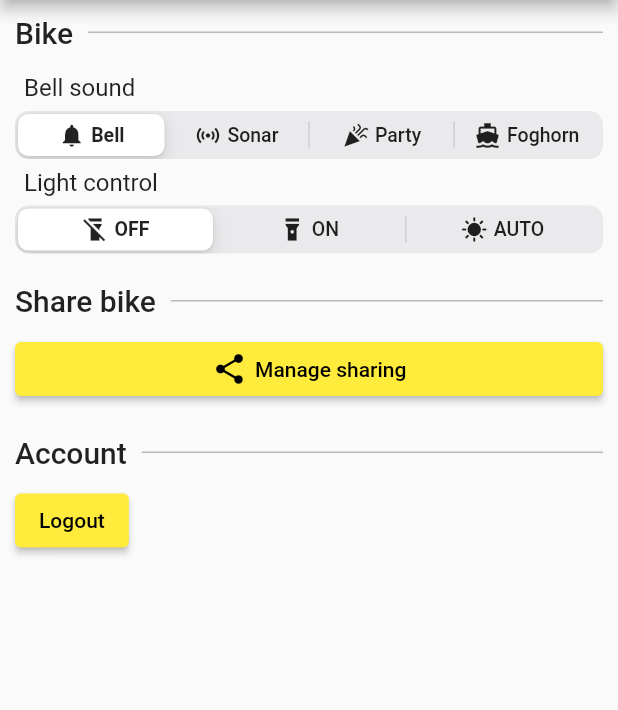
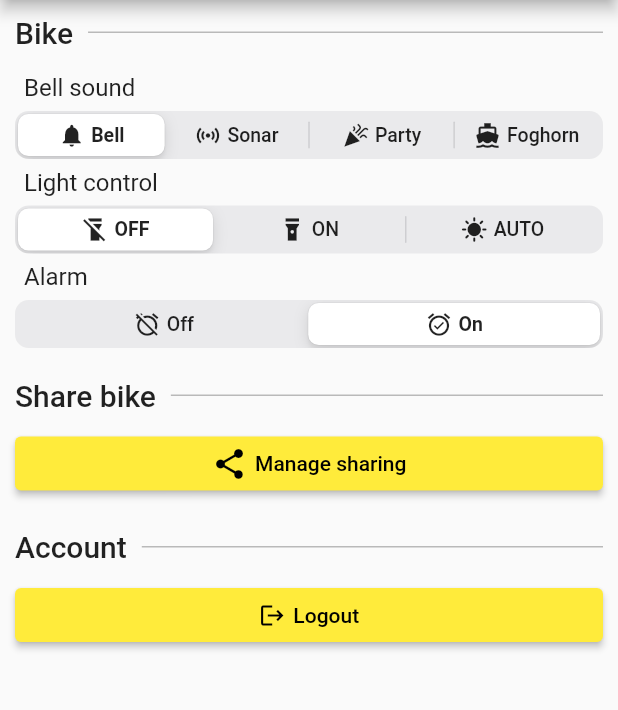
Before and after one commit to mjarkk/vanmoof-web-controller, a Flutter app: the Settings screen opened directly with empty values, on a phone screen of 412 x 824 dp, the part 84-794 px from its top. Run offline on Flutter 3.47's test engine with Material 2 defaults, Android fonts, the phone set to English and light mode, and no system bars; drawn by our look-alikes of modal_bottom_sheet; our stand-ins replace dio, email_validator, flutter_blue_plus, flutter_secure_storage, hex, hive and 1 more; missing offline and left inert: pointycastle; accounts and stored records are empty.

Commit message:
Add ui for alarm setting

```diff
--- a/app/lib/bike/bike.dart
+++ b/app/lib/bike/bike.dart
@@ -1,6 +1,7 @@
 import 'package:flutter/material.dart';
 import 'package:mooovy/bike/models.dart';
 import 'package:hive/hive.dart';
+import 'package:provider/provider.dart';
 
 part 'bike.g.dart';
 
@@ -20,7 +21,8 @@ class Bike {
         battery = BikeBatteryState(),
         info = BikeInfo(),
         bell = BikeBellState(),
-        light = BikeLightState();
+        light = BikeLightState(),
+        alarm = BikeAlarmState();
 
   @HiveField(0)
   final int id;
@@ -51,6 +53,18 @@ class Bike {
   final BikeInfo info;
   final BikeBellState bell;
   final BikeLightState light;
+  final BikeAlarmState alarm;
+  injectState(Widget child) {
+    Widget resp = child;
+    resp = ListenToChanges(power, child);
+    resp = ListenToChanges(lock, resp);
+    resp = ListenToChanges(battery, resp);
+    resp = ListenToChanges(info, resp);
+    resp = ListenToChanges(bell, resp);
+    resp = ListenToChanges(light, resp);
+    resp = ListenToChanges(alarm, resp);
+    return resp;
+  }
 
   List<String> get bluetoothName {
     final bleNameSuffix = macAddress.replaceAll(':', '');
@@ -95,6 +109,7 @@ abstract class BikeConnection {
   Future<PowerLevel> setPowerLvl(PowerLevel lvl);
   Future<BellSound> setBellSound(BellSound sound);
   Future<LightState> setLightState(LightState state);
+  Future<bool> setAlarmState(bool state);
   Future<void> unlock();
 }
 
--- a/app/lib/bike/dummy.dart
+++ b/app/lib/bike/dummy.dart
@@ -33,4 +33,10 @@ class DummyBikeConnection implements BikeConnection {
     bike.light.lightState = state;
     return state;
   }
+
+  @override
+  Future<bool> setAlarmState(bool state) async {
+    bike.alarm.alarmState = state;
+    return state;
+  }
 }
--- a/app/lib/bike/models.dart
+++ b/app/lib/bike/models.dart
@@ -2,28 +2,36 @@ import 'package:flutter/material.dart';
 import 'package:provider/provider.dart';
 import 'package:mooovy/bike/bike.dart';
 
-class ListenToBikeState extends StatelessWidget {
-  const ListenToBikeState({required this.bike, required this.child, super.key});
+class ListenToChanges<T extends ChangeNotifier?> extends StatelessWidget {
+  const ListenToChanges(this.value, this.child, {super.key});
 
-  final Bike bike;
+  final T value;
   final Widget child;
 
   @override
   Widget build(BuildContext context) {
-    return ChangeNotifierProvider.value(
-        value: bike.power,
-        child: ChangeNotifierProvider.value(
-            value: bike.lock,
-            child: ChangeNotifierProvider.value(
-                value: bike.battery,
-                child: ChangeNotifierProvider.value(
-                    value: bike.bell,
-                    child: ChangeNotifierProvider.value(
-                      value: bike.light,
-                      child: child,
-                    )))));
+    return ChangeNotifierProvider.value(value: value, child: child);
   }
 }
+
+// class ListenToBikeState extends StatelessWidget {
+//   const ListenToBikeState({required this.bike, required this.child, super.key});
+
+//   final Bike bike;
+//   final Widget child;
+
+//   @override
+//   Widget build(BuildContext context) {
+//     Widget resp = ListenToChanges(bike.power, child);
+//     resp = ListenToChanges(bike.lock, resp);
+//     resp = ListenToChanges(bike.battery, resp);
+//     resp = ListenToChanges(bike.info, resp);
+//     resp = ListenToChanges(bike.bell, resp);
+//     resp = ListenToChanges(bike.light, resp);
+//     resp = ListenToChanges(bike.alarm, resp);
+//     return resp;
+//   }
+// }
 
 class BikePowerState extends ChangeNotifier {
   SpeedLimit _speedLimit = SpeedLimit.eu;
@@ -85,6 +93,15 @@ class BikeLightState extends ChangeNotifier {
   }
 }
 
+class BikeAlarmState extends ChangeNotifier {
+  bool _alarm = true;
+  bool get alarm => _alarm;
+  set alarmState(bool value) {
+    _alarm = value;
+    notifyListeners();
+  }
+}
+
 class BikeInfo extends ChangeNotifier {
   List<int> _version = [1, 8, 0];
   List<int> get version => _version;
--- a/app/lib/bike/real.dart
+++ b/app/lib/bike/real.dart
@@ -304,11 +304,17 @@ class RealBikeConnection implements BikeConnection {
   }
 
   Future<LightState> bltReadLightState() async {
-    await bltReadAndDecrypt(lightMode!);
     final value = await bltReadAndDecrypt(lightMode!);
     final parsedState = _lightStateToEnum(value.isEmpty ? 0x0 : value[0]);
     bike.light.lightState = parsedState;
     return parsedState;
+  }
+
+  @override
+  Future<bool> setAlarmState(bool state) async {
+    // TODO
+    bike.alarm.alarmState = state;
+    return state;
   }
 }
 
--- a/app/lib/routes/home.dart
+++ b/app/lib/routes/home.dart
@@ -120,9 +120,7 @@ class _HomeState extends State<Home> {
       overlayStyle: SystemUiOverlayStyle.dark,
       body: Scaffold(
         body: SafeArea(
-          child: ListenToBikeState(
-            bike: selectedBike,
-            child: Column(
+          child: selectedBike.injectState(Column(
             children: [
               BikesView(
                 bikes: bikes,
@@ -131,8 +129,7 @@ class _HomeState extends State<Home> {
               ),
               Controls(selectedBike),
             ],
-            ),
-          ),
+          )),
         ),
       ),
     );
--- a/app/lib/routes/settings.dart
+++ b/app/lib/routes/settings.dart
@@ -28,27 +28,13 @@ class Settings extends StatelessWidget {
           title: const Text('Settings'),
         );
 
-  logout(context) async {
-    removeApiTokens();
-    final navigator = Navigator.of(context);
-    while (true) {
-      final popped = await navigator.maybePop();
-      if (!popped) {
-        break;
-      }
-    }
-    navigator.popAndPushNamed('/login');
-  }
-
   @override
   Widget build(BuildContext context) {
     return CupertinoScaffold(
       overlayStyle: SystemUiOverlayStyle.dark,
       body: Scaffold(
         appBar: buildAppBar(context),
-        body: ListenToBikeState(
-          bike: bike,
-          child: SafeArea(
+        body: bike.injectState(SafeArea(
           child: Column(
             children: [
               Section(
@@ -56,26 +42,20 @@ class Settings extends StatelessWidget {
                 children: [
                   BellSoundControl(bike),
                   LightStateControl(bike),
+                  AlarmControl(bike),
                 ],
               ),
               Section(
                 title: 'Share bike',
-                  children: [
-                    ShareBikeControl(bike),
-                  ],
+                children: [ShareBikeControl(bike)],
               ),
-                Section(
+              const Section(
                 title: 'Account',
-                  children: [
-                    ElevatedButton(
-                        onPressed: () => logout(context),
-                        child: const Text('Logout')),
-                  ],
+                children: [LogoutButton()],
               ),
             ],
           ),
-          ),
-        ),
+        )),
       ),
     );
   }
@@ -206,3 +186,102 @@ class LightStateControl extends StatelessWidget {
     );
   }
 }
+
+class AlarmOption extends StatelessWidget {
+  const AlarmOption(this.icon, this.text, {super.key});
+
+  final IconData icon;
+  final String text;
+
+  @override
+  Widget build(BuildContext context) {
+    return Row(
+      mainAxisAlignment: MainAxisAlignment.center,
+      children: [
+        Padding(
+          padding: const EdgeInsets.only(right: 4),
+          child: Icon(icon, size: 18),
+        ),
+        Text(text)
+      ],
+    );
+  }
+}
+
+class AlarmControl extends StatelessWidget {
+  const AlarmControl(this.bike, {super.key});
+
+  final Bike bike;
+
+  mightSetNewAlarmState(bool? value) {
+    if (value != null) bike.connection?.setAlarmState(value);
+  }
+
+  final options = const <bool, AlarmOption>{
+    false: AlarmOption(Icons.alarm_off, 'Off'),
+    true: AlarmOption(Icons.alarm_on, 'On'),
+  };
+
+  @override
+  Widget build(BuildContext context) {
+    final alarmState = context.watch<BikeAlarmState>();
+
+    return Column(
+      crossAxisAlignment: CrossAxisAlignment.start,
+      children: [
+        const Padding(
+          padding: EdgeInsets.all(6),
+          child: Text(
+            'Alarm',
+            style: TextStyle(fontSize: 16),
+          ),
+        ),
+        SizedBox(
+          width: double.infinity,
+          child: CupertinoSlidingSegmentedControl(
+            onValueChanged: mightSetNewAlarmState,
+            groupValue: alarmState.alarm,
+            children: options.map((key, value) => MapEntry(key, value)),
+          ),
+        ),
+      ],
+    );
+  }
+}
+
+class LogoutButton extends StatelessWidget {
+  const LogoutButton({super.key});
+
+  logout(context) async {
+    removeApiTokens();
+    final navigator = Navigator.of(context);
+    while (true) {
+      final popped = await navigator.maybePop();
+      if (!popped) {
+        break;
+      }
+    }
+    navigator.popAndPushNamed('/login');
+  }
+
+  @override
+  Widget build(BuildContext context) {
+    return SizedBox(
+      width: double.infinity,
+      child: ElevatedButton(
+        onPressed: () => logout(context),
+        child: Row(
+          mainAxisAlignment: MainAxisAlignment.center,
+          children: const [
+            Icon(
+              Icons.logout,
+              size: 18,
+            ),
+            SizedBox(width: 5),
+            Text('Logout'),
+          ],
+        ),
+      ),
+    );
+  }
+}
--- a/app/lib/widgets/controls/controls.dart
+++ b/app/lib/widgets/controls/controls.dart
@@ -88,6 +88,7 @@ class SpeedLimitButton extends StatelessWidget {
   @override
   Widget build(BuildContext context) {
     final powerState = context.watch<BikePowerState>();
+
     final speedLimit = powerState.speedLimit;
 
     late final int speedLimitIndex;
@@ -111,7 +112,7 @@ class SpeedLimitButton extends StatelessWidget {
 }
 
 class UnlockButton extends StatelessWidget {
-  const UnlockButton(this.bike);
+  const UnlockButton(this.bike, {super.key});
 
   final Bike bike;
 
```
Lines whose indentation alone changed are shown as unchanged.
